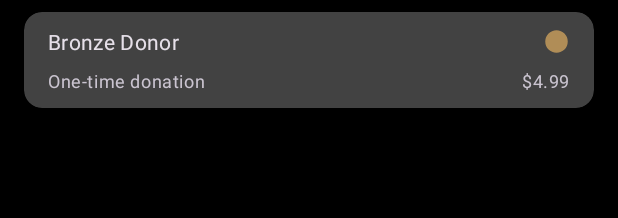
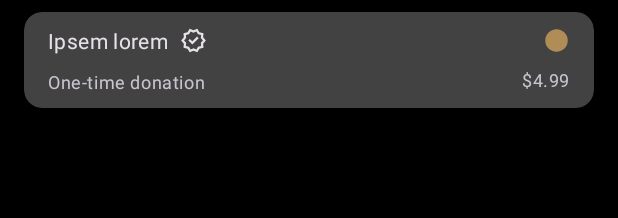
Before and after one commit to rerdavies/pipedal_remote, an Android app: the layout item_sku.xml on its own in the app's theme, with its tools: preview values and no code run, on a phone screen of 412 x 824 dp. Shown: the top 218 px of the screen. Run offline under Robolectric (Android 15) with nearby library versions, the phone set to English and light mode, and no system bars.

Commit message:
Sponsorship layout.

```diff
--- a/app/src/main/java/com/twoplay/pipedal/MainActivity.java
+++ b/app/src/main/java/com/twoplay/pipedal/MainActivity.java
@@ -24,6 +24,7 @@ import android.util.TypedValue;
 
 import androidx.annotation.RequiresApi;
 
+import com.twoplay.pipedal.model.BillingModel;
 import com.twoplay.pipedal.model.Model;
 import com.twoplay.pipedal.model.ScanState;
 import com.twoplay.pipedal.model.TerminatingViewModel;
@@ -53,6 +54,7 @@ public class MainActivity extends AppCompatActivity
             SponsorshipFragment.BackListener
 {
     private Model model;
+    private BillingModel billingModel;
     private OnBackPressedCallback onBackPressed = new OnBackPressedCallback(true) {
         @Override
         public void handleOnBackPressed() {
@@ -660,6 +662,9 @@ public class MainActivity extends AppCompatActivity
         this.terminatingViewModel = viewModelProvider.get(TerminatingViewModel.class);
         this.model = viewModelProvider.get(Model.class);
 
+        this.billingModel = viewModelProvider.get(BillingModel.class);
+
+
         this.webViewContainer = findViewById(R.id.web_container_view);
 
         this.rootView = findViewById(R.id.app_main_frame);
--- /dev/null
+++ b/app/src/main/res/drawable/ic_verified_24dp.xml
@@ -0,0 +1,9 @@
+<vector xmlns:android="http://schemas.android.com/apk/res/android"
+    android:width="24dp"
+    android:height="24dp"
+    android:viewportWidth="960"
+    android:viewportHeight="960">
+  <path
+      android:pathData="m344,900 l-76,-128 -144,-32 14,-148 -98,-112 98,-112 -14,-148 144,-32 76,-128 136,58 136,-58 76,128 144,32 -14,148 98,112 -98,112 14,148 -144,32 -76,128 -136,-58 -136,58ZM378,798 L480,754 584,798 640,702 750,676 740,564 814,480 740,394 750,282 640,258 582,162 480,206 376,162 320,258 210,282 220,394 146,480 220,564 210,678 320,702 378,798ZM480,480ZM438,622 L664,396 608,338 438,508 352,424 296,480 438,622Z"
+      android:fillColor="#e3e3e3"/>
+</vector>
--- /dev/null
+++ b/app/src/main/res/drawable/quote_bg.xml
@@ -0,0 +1,6 @@
+<?xml version="1.0" encoding="UTF-8"?>
+<shape xmlns:android="http://schemas.android.com/apk/res/android">
+    <solid android:color="#10000000"/>
+    <corners android:radius="12dp"/>
+    <padding android:left="0dp" android:top="0dp" android:right="0dp" android:bottom="0dp" />
+</shape>
--- a/app/src/main/res/layout/item_sku.xml
+++ b/app/src/main/res/layout/item_sku.xml
@@ -27,12 +27,22 @@
             android:layout_width="0dp"
             android:layout_height="wrap_content"
             android:textAppearance="@style/TextAppearance.Material3.BodyMedium"
-            app:layout_constraintEnd_toStartOf="@id/medallion"
             app:layout_constraintStart_toStartOf="parent"
             app:layout_constraintTop_toTopOf="parent"
             app:layout_constraintBottom_toTopOf="@id/secondary_text"
-            app:layout_constraintVertical_chainStyle="packed"
-            android:text="Bronze Donor"/>
+            android:text="@string/dummy_text"/>
+        <ImageView
+            android:id="@+id/checkmark"
+            android:src="@drawable/ic_verified_24dp"
+            app:tint="?colorOnSurface"
+            android:layout_marginLeft="8dp"
+            android:layout_width="18dp" android:layout_height="18dp"
+            app:layout_constraintStart_toEndOf="@id/primary_text"
+            app:layout_constraintTop_toTopOf="@id/primary_text"
+            app:layout_constraintBottom_toBottomOf="@id/primary_text"
+
+            />
+
         <ImageView
             android:id="@+id/medallion"
             android:src="@drawable/ic_circle_24px_bronze"
@@ -42,6 +52,7 @@
             app:layout_constraintBottom_toBottomOf="@id/primary_text"
 
             />
+
 
         <TextView
             android:id="@+id/secondary_text"
--- a/app/src/main/res/values/theme-colors.xml
+++ b/app/src/main/res/values/theme-colors.xml
@@ -2,28 +2,28 @@
 <resources>
     <color name="md_theme_light_primary">#6750A4</color>
     <color name="md_theme_light_onPrimary">#FFFFFF</color>
-    <color name="md_theme_light_primaryContainer">#EADDFF</color>
+    <color name="md_theme_light_primaryContainer">#FFFFFF</color>
     <color name="md_theme_light_onPrimaryContainer">#21005D</color>
     <color name="md_theme_light_secondary">#625B71</color>
     <color name="md_theme_light_onSecondary">#FFFFFF</color>
-    <color name="md_theme_light_secondaryContainer">#E8DEF8</color>
+    <color name="md_theme_light_secondaryContainer">#ECECEC</color>
     <color name="md_theme_light_onSecondaryContainer">#1D192B</color>
     <color name="md_theme_light_tertiary">#7D5260</color>
     <color name="md_theme_light_onTertiary">#FFFFFF</color>
-    <color name="md_theme_light_tertiaryContainer">#FFD8E4</color>
+    <color name="md_theme_light_tertiaryContainer">#ECECEC</color>
     <color name="md_theme_light_onTertiaryContainer">#31111D</color>
     <color name="md_theme_light_error">#B3261E</color>
     <color name="md_theme_light_errorContainer">#F9DEDC</color>
     <color name="md_theme_light_onError">#FFFFFF</color>
     <color name="md_theme_light_onErrorContainer">#410E0B</color>
-    <color name="md_theme_light_background">#FFFBFE</color>
+    <color name="md_theme_light_background">#FFFFFF</color>
     <color name="md_theme_light_onBackground">#1C1B1F</color>
-    <color name="md_theme_light_surface">#FFFBFE</color>
+    <color name="md_theme_light_surface">#FFFFFE</color>
     <color name="md_theme_light_onSurface">#1C1B1F</color>
     <color name="md_theme_light_surfaceVariant">#E7E0EC</color>
     <color name="md_theme_light_onSurfaceVariant">#49454F</color>
     <color name="md_theme_light_outline">#79747E</color>
-    <color name="md_theme_light_inverseOnSurface">#F4EFF4</color>
+    <color name="md_theme_light_inverseOnSurface">#F4F4F4</color>
     <color name="md_theme_light_inverseSurface">#313033</color>
     <color name="md_theme_light_inversePrimary">#D0BCFF</color>
     <color name="md_theme_light_shadow">#000000</color>
```
Also changed, not shown: app/src/main/java/com/twoplay/pipedal/BillingErrorDialogFragment.java (+11 -19 lines), app/src/main/java/com/twoplay/pipedal/SponsorshipFragment.java (+97 -31 lines), app/src/main/java/com/twoplay/pipedal/model/BillingModel.java (+116 -51 lines), app/src/main/java/com/twoplay/pipedal/model/Model.java (+7 -1 lines), app/src/main/res/drawable/ic_check_24dp.xml (added, +9 -0 lines), app/src/main/res/drawable/ic_check_small_24dp.xml (added, +9 -0 lines), app/src/main/res/layout-land/fragment_sponsorship.xml (+9 -6 lines), app/src/main/res/layout/fragment_sponsorship.xml (+13 -13 lines), app/src/main/res/values/strings.xml (+6 -5 lines).
